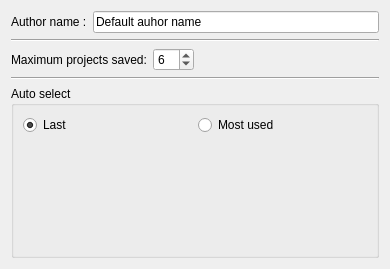
Above: src/terralib/qt/af/settings/ui/ProjectWidgetForm.ui from claudiobogossian/terralib5 before the change. Below: the same form after it.
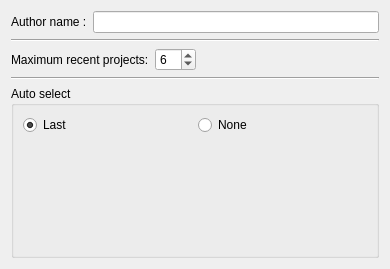
That is the form after the change.

The edit to the form file:
```diff
--- a/src/terralib/qt/af/settings/ui/ProjectWidgetForm.ui
+++ b/src/terralib/qt/af/settings/ui/ProjectWidgetForm.ui
@@ -40,7 +40,7 @@
        <item>
         <widget class="QLineEdit" name="m_authorLineEdit">
          <property name="text">
-          <string>Default auhor name</string>
+          <string/>
          </property>
         </widget>
        </item>
@@ -58,7 +58,7 @@
        <item>
         <widget class="QLabel" name="label_2">
          <property name="text">
-          <string>Maximum projects saved:</string>
+          <string>Maximum recent projects:</string>
          </property>
         </widget>
        </item>
@@ -120,7 +120,7 @@
             <item>
              <widget class="QRadioButton" name="radioButton_2">
               <property name="text">
-               <string>Most used</string>
+               <string>None</string>
               </property>
              </widget>
             </item>
```
Left out of the diff: 6 changed lines with no effect on the pictures.
